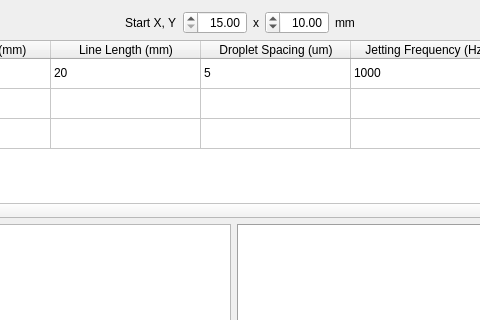
Qt form src/ui/lineprintwidget.ui (BYUCreateResearchLab/CREATE_LAB_Binder_Jet_Printer) before a commit; both pictures show x 294 to 774 and y 0 to 320 of the 1063 by 789 pixel window.
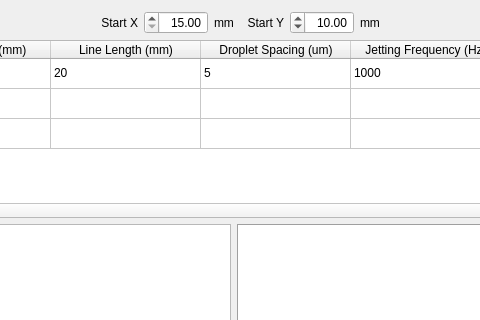
The same form after that commit. Custom widgets are drawn as their Qt base class.

```diff
--- a/src/ui/lineprintwidget.ui
+++ b/src/ui/lineprintwidget.ui
@@ -82,7 +82,10 @@
      <item alignment="Qt::AlignRight">
       <widget class="QLabel" name="label_StartXY">
        <property name="text">
-        <string>Start X, Y</string>
+        <string>Start X</string>
+       </property>
+       <property name="alignment">
+        <set>Qt::AlignRight|Qt::AlignTrailing|Qt::AlignVCenter</set>
        </property>
       </widget>
      </item>
@@ -111,10 +114,20 @@
        </property>
       </widget>
      </item>
+     <item>
+      <widget class="QLabel" name="label">
+       <property name="text">
+        <string>mm  </string>
+       </property>
+      </widget>
+     </item>
      <item>
       <widget class="QLabel" name="label_5">
        <property name="text">
-        <string>x</string>
+        <string>Start Y</string>
+       </property>
+       <property name="alignment">
+        <set>Qt::AlignRight|Qt::AlignTrailing|Qt::AlignVCenter</set>
        </property>
       </widget>
      </item>
```
